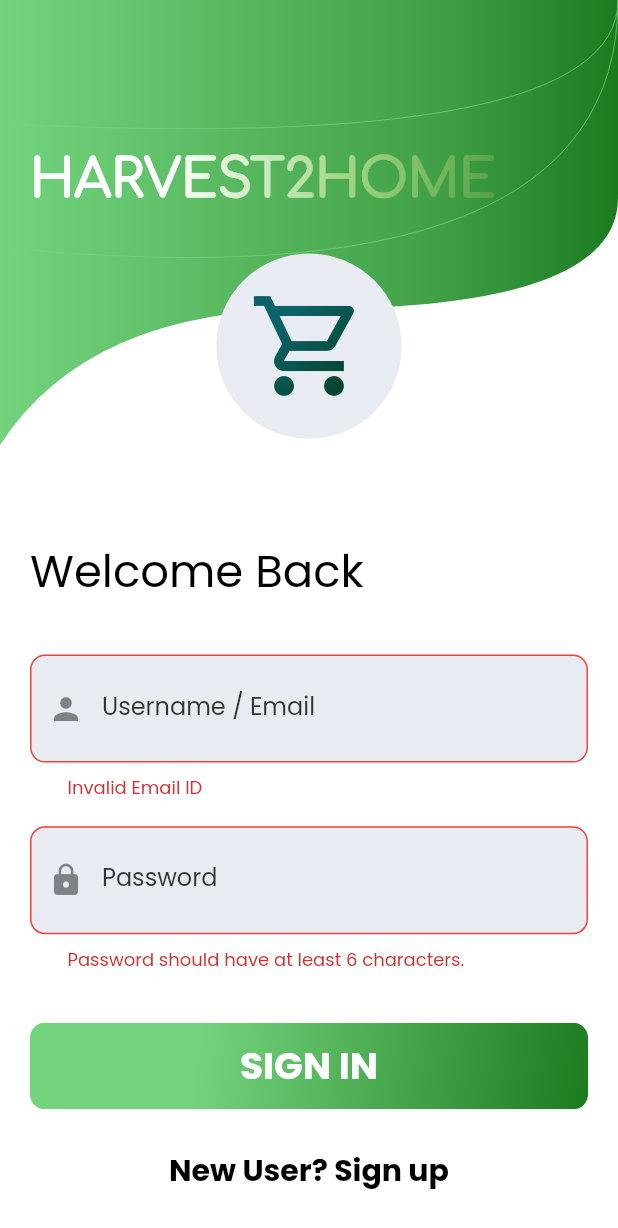
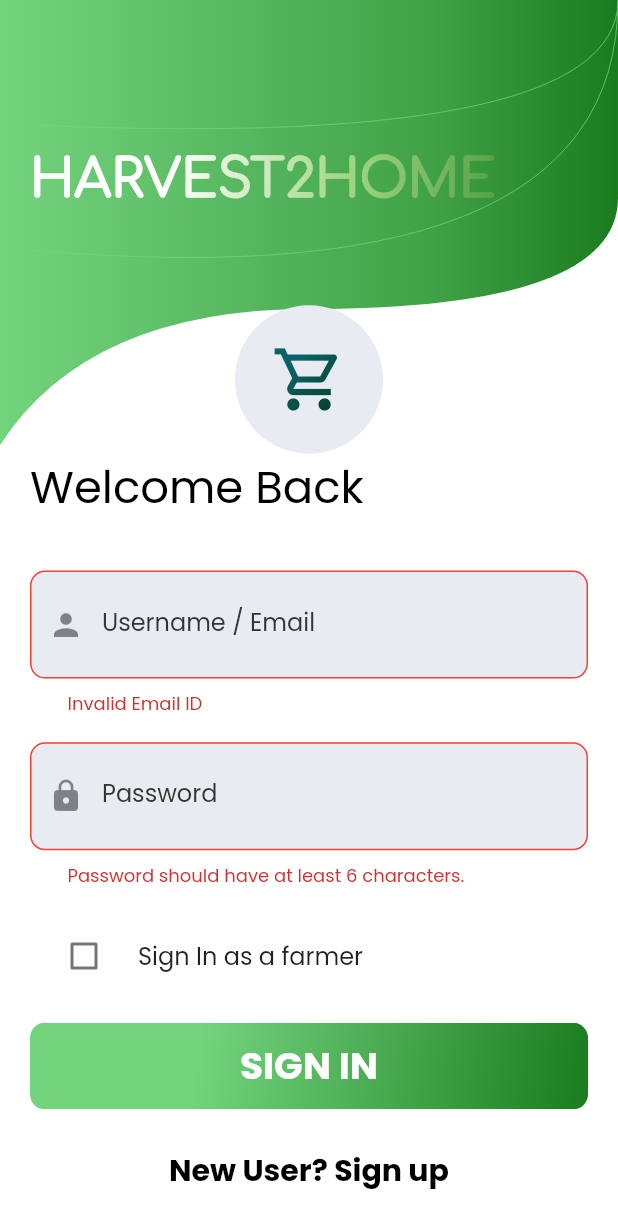
Before and after one commit to hitakritgoplani/HarvestToHomeApp, a Flutter app: the screen it shows after launch, after a tap on "SIGN IN", on a phone screen of 412 x 824 dp. Shown: the top 1228 px of the screen. Run offline on Flutter 3.47's test engine with Material 2 defaults, Android fonts, the phone set to English and light mode, and no system bars; drawn by our look-alikes of animated_text_kit; our stand-ins replace badges, email_validator, shared_preferences; network calls fail.

Commit message:
Farmer login and registration added

```diff
--- a/lib/main.dart
+++ b/lib/main.dart
@@ -46,13 +46,15 @@ class MyApp extends StatelessWidget {
           theme: ThemeData(
             scaffoldBackgroundColor: Colors.white,
             fontFamily: 'Poppins',
+            primaryColor: const Color.fromRGBO(48, 55, 51, 1),
             appBarTheme: const AppBarTheme(
-              color: Colors.teal,
+              color: Colors.white,
+              elevation: 0,
               titleTextStyle: TextStyle(
                 fontSize: 30,
-                //fontFamily: 'Cag',
                 fontWeight: FontWeight.bold,
-                //color: Colors.white,
+                fontFamily: 'Comfortaa',
+                color: Color.fromRGBO(48, 55, 51, 1),
               ),
             ),
             textTheme: const TextTheme(
--- a/lib/screens/auth_screen.dart
+++ b/lib/screens/auth_screen.dart
@@ -94,8 +94,8 @@ class _AuthScreenState extends State<AuthScreen>
                   height: height,
                   width: width,
                 ),
-                builder: (ctx, child, isVisible){
-                  if(isVisible){
+                builder: (ctx, child, isVisible) {
+                  if (isVisible) {
                     return BackdropFilter(
                       filter: ui.ImageFilter.blur(
                         sigmaY: 8.0,
@@ -143,6 +143,7 @@ class _LoginWidgetState extends State<LoginWidget>
   };
 
   bool _isLoading = false;
+  bool _isFarmer = false;
 
   OutlineInputBorder drawBorder(Color color) {
     return OutlineInputBorder(
@@ -169,7 +170,7 @@ class _LoginWidgetState extends State<LoginWidget>
     );
   }
 
-  Future<void> submit() async {
+  Future<void> submit(bool isFarmer) async {
     if (!_formKey.currentState!.validate()) {
       return;
     }
@@ -182,6 +183,7 @@ class _LoginWidgetState extends State<LoginWidget>
           .signIn(
             _authData['username']!,
             _authData['password']!,
+            _isFarmer,
           )
           .then(
             (value) => ScaffoldMessenger.of(context).showSnackBar(
@@ -204,6 +206,7 @@ class _LoginWidgetState extends State<LoginWidget>
           .signUp(
             _authData['username']!,
             _authData['password']!,
+            _isFarmer,
           )
           .then(
             (value) => ScaffoldMessenger.of(context).showSnackBar(
@@ -252,6 +255,7 @@ class _LoginWidgetState extends State<LoginWidget>
   Widget build(BuildContext context) {
     final height = MediaQuery.of(context).size.height;
     final width = MediaQuery.of(context).size.width;
+
     return Form(
       key: _formKey,
       child: SingleChildScrollView(
@@ -259,27 +263,29 @@ class _LoginWidgetState extends State<LoginWidget>
         child: Column(
           children: [
             KeyboardVisibilityBuilder(
-              builder: (ctx, child, isVisible){
-                if (!isVisible){
+              builder: (ctx, child, isVisible) {
+                if (!isVisible) {
                   return child;
                 } else {
                   return const SizedBox();
                 }
               },
               child: CircleAvatar(
-                backgroundColor: const Color.fromRGBO(232, 236, 242, 1),
-                radius: MediaQuery.of(context).viewInsets.vertical > 0 ? 0 : width * 0.15,
-                child: const Shader(
+                backgroundColor: _authMode == AuthMode.login
+                    ? const Color.fromRGBO(232, 236, 242, 1)
+                    : Colors.transparent,
+                radius: width * 0.12,
+                child: Shader(
                   type: 0,
                   child: Icon(
                     Icons.shopping_cart_outlined,
-                    size: 80,
+                    size: 50 * (_authMode == AuthMode.login ? 1 : 0),
                   ),
                 ),
               ),
             ),
             SizedBox(
-                height: height * (_authMode == AuthMode.login ? 0.08 : 0.025)),
+                height: height * (_authMode == AuthMode.login ? 0.0 : 0.01)),
             Align(
               alignment: Alignment.centerLeft,
               child: Text(
@@ -300,7 +306,7 @@ class _LoginWidgetState extends State<LoginWidget>
                 color: Colors.black,
               ),
               controller: _usernameController,
-              cursorColor: Colors.black,
+              cursorColor: const Color.fromRGBO(36, 94, 52, 1),
               decoration: inputDecoration('Username / Email'),
               textInputAction: TextInputAction.next,
               validator: (value) {
@@ -319,7 +325,7 @@ class _LoginWidgetState extends State<LoginWidget>
                 color: Colors.black,
               ),
               controller: _passwordController,
-              cursorColor: Colors.white,
+              cursorColor: const Color.fromRGBO(36, 94, 52, 1),
               obscureText: true,
               decoration: inputDecoration('Password'),
               textInputAction: TextInputAction.next,
@@ -342,7 +348,7 @@ class _LoginWidgetState extends State<LoginWidget>
                   style: const TextStyle(
                     color: Colors.white,
                   ),
-                  cursorColor: Colors.white,
+                  cursorColor: const Color.fromRGBO(36, 94, 52, 1),
                   obscureText: true,
                   decoration: inputDecoration('Confirm Password'),
                   textInputAction: TextInputAction.next,
@@ -354,6 +360,18 @@ class _LoginWidgetState extends State<LoginWidget>
                   },
                 ),
               ),
+            CheckboxListTile(
+              controlAffinity: ListTileControlAffinity.leading,
+              value: _isFarmer,
+              onChanged: (bool? val) {
+                setState(() {
+                  _isFarmer = val!;
+                });
+              },
+              title: Text(
+                "${_authMode == AuthMode.login ? 'Sign In' : 'Register'} as a farmer",
+              ),
+            ),
             SizedBox(height: height * 0.02),
             Stack(
               alignment: Alignment.center,
@@ -372,7 +390,7 @@ class _LoginWidgetState extends State<LoginWidget>
                 TextButton(
                   onPressed: () async {
                     FocusScope.of(context).unfocus();
-                    await submit();
+                    await submit(_isFarmer);
                   },
                   child: _isLoading
                       ? const CircularProgressIndicator()
```
Also changed, not shown: lib/providers/auth.dart (+61 -6 lines), lib/screens/product_screen.dart (+23 -5 lines), 1 other file.
